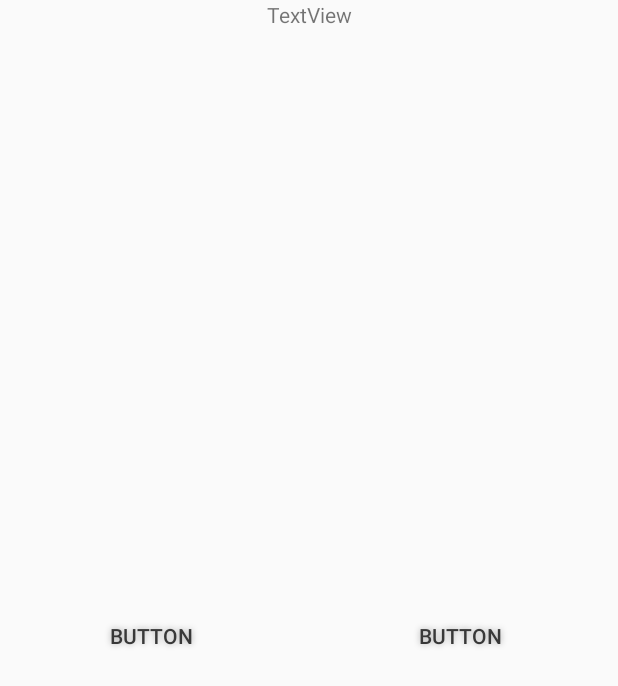
After one commit to NahuelGoldy/PF-AndroidApp, an Android app: the layout custom_info_window_borrar_reserva.xml on its own in the app's theme, with its tools: preview values and no code run, on a phone screen of 412 x 824 dp. The commit adds this screen. Shown: the top 686 px of the screen. Run offline under Robolectric (Android 15) with nearby library versions, the phone set to English and light mode, and no system bars.

Commit message:
+ Refactorizacion total de TileComponent + Borra correctamente las reservas
- Actualizar la lista cuando se borra una reserva desde ahi

```diff
--- a/app/src/main/java/com/example/puchoo/mapmaterial/MainActivity.java
+++ b/app/src/main/java/com/example/puchoo/mapmaterial/MainActivity.java
@@ -164,7 +164,9 @@ public class MainActivity extends AppCompatActivity implements NavigationView.On
     @Override
     public void onTabSelected(TabLayout.Tab tab) {
         if(tab.getPosition() == 2){
-            tileFragment.refreshList();
+            if(tileFragment.adapterReservas != null) {
+                tileFragment.adapterReservas.notifyDataSetChanged();
+            }
         }
     }
 
--- a/app/src/main/java/com/example/puchoo/mapmaterial/VistasAndControllers/DialogErrorReserva.java
+++ b/app/src/main/java/com/example/puchoo/mapmaterial/VistasAndControllers/DialogErrorReserva.java
@@ -57,7 +57,7 @@ public class DialogErrorReserva implements View.OnClickListener {
         }
         else if(v.getId() == R.id.btnCancelarReserva) {
             Toast.makeText(context,"Se cancelo su reserva en: "+ "\n"+
-                    reserva.getNombreEstacionamientoReservado() ,Toast.LENGTH_LONG);
+                    reserva.getNombreEstacionamientoReservado() ,Toast.LENGTH_LONG).show();
             ReservaDAO.getInstance().borrarReservaSharedPref(reserva,context);
             ConstantsEstacionamientoService.HORA_RESERVA = null;
             dialogTest.dismiss();
--- /dev/null
+++ b/app/src/main/res/layout/custom_info_window_borrar_reserva.xml
@@ -0,0 +1,53 @@
+<?xml version="1.0" encoding="utf-8"?>
+<LinearLayout xmlns:android="http://schemas.android.com/apk/res/android"
+    android:layout_width="match_parent"
+    android:layout_height="match_parent"
+    android:orientation="vertical">
+
+    <TextView
+        android:text="TextView"
+        android:layout_width="match_parent"
+        android:layout_height="wrap_content"
+        android:id="@+id/tvBorrarReserva"
+        android:layout_weight="1"
+        android:textAlignment="center" />
+
+    <LinearLayout
+        android:orientation="horizontal"
+        android:layout_width="wrap_content"
+        android:layout_height="wrap_content"
+        android:layout_weight="1">
+
+        <Button
+            android:text="Button"
+            android:textColor="#383838"
+
+            android:layout_width="match_parent"
+            android:layout_height="wrap_content"
+            android:id="@+id/btnConservarReserva"
+            android:layout_weight="1"
+            android:background="@drawable/button_sinborde"
+
+            android:shadowColor="#A8A8A8"
+            android:shadowDx="0"
+            android:shadowDy="0"
+            android:shadowRadius="5"        />
+
+        <Button
+            android:text="Button"
+            android:textColor="#383838"
+
+            android:layout_width="match_parent"
+            android:layout_height="wrap_content"
+            android:id="@+id/btnBorrarReserva"
+            android:layout_weight="1"
+            android:background="@drawable/button_sinborde"
+
+            android:shadowColor="#A8A8A8"
+            android:shadowDx="0"
+            android:shadowDy="0"
+            android:shadowRadius="5"/>
+
+    </LinearLayout>
+
+</LinearLayout>
--- a/app/src/main/res/layout/row_lista_reserva.xml
+++ b/app/src/main/res/layout/row_lista_reserva.xml
@@ -54,4 +54,10 @@
         </LinearLayout>
     </LinearLayout>
 
+    <ImageView
+        android:layout_width="match_parent"
+        app:srcCompat="@color/button_grey"
+        android:id="@+id/imageView"
+        android:layout_height="2dp" />
+
 </LinearLayout>
```
Also changed, not shown: app/src/main/java/com/example/puchoo/mapmaterial/Dao/ReservaDAO.java (+14 -3 lines), app/src/main/java/com/example/puchoo/mapmaterial/ListContentFragment.java (+7 -8 lines), app/src/main/java/com/example/puchoo/mapmaterial/Modelo/ReservaMock.java (+17 -0 lines), app/src/main/java/com/example/puchoo/mapmaterial/TileContentFragment.java (+94 -46 lines), app/src/main/java/com/example/puchoo/mapmaterial/Utils/ValidadorHoras.java (deleted, +0 -49 lines), app/src/main/java/com/example/puchoo/mapmaterial/Utils/ValidadorReservas.java (added, +80 -0 lines), app/src/main/java/com/example/puchoo/mapmaterial/VistasAndControllers/DialogBorrarReserva.java (added, +64 -0 lines).
